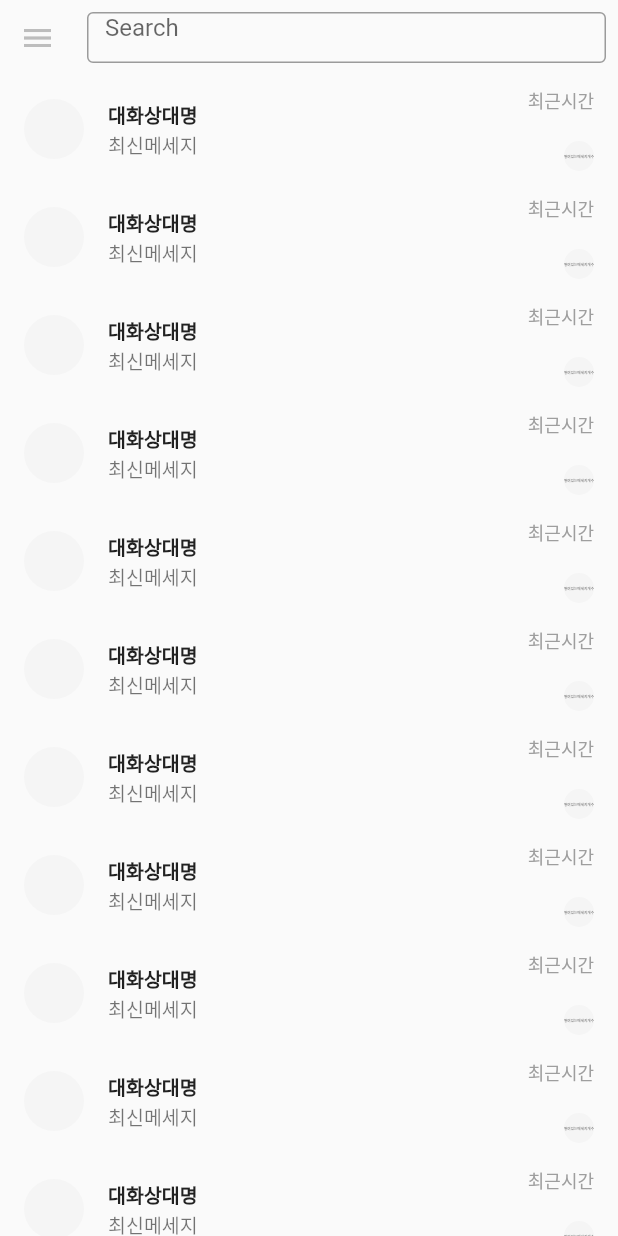
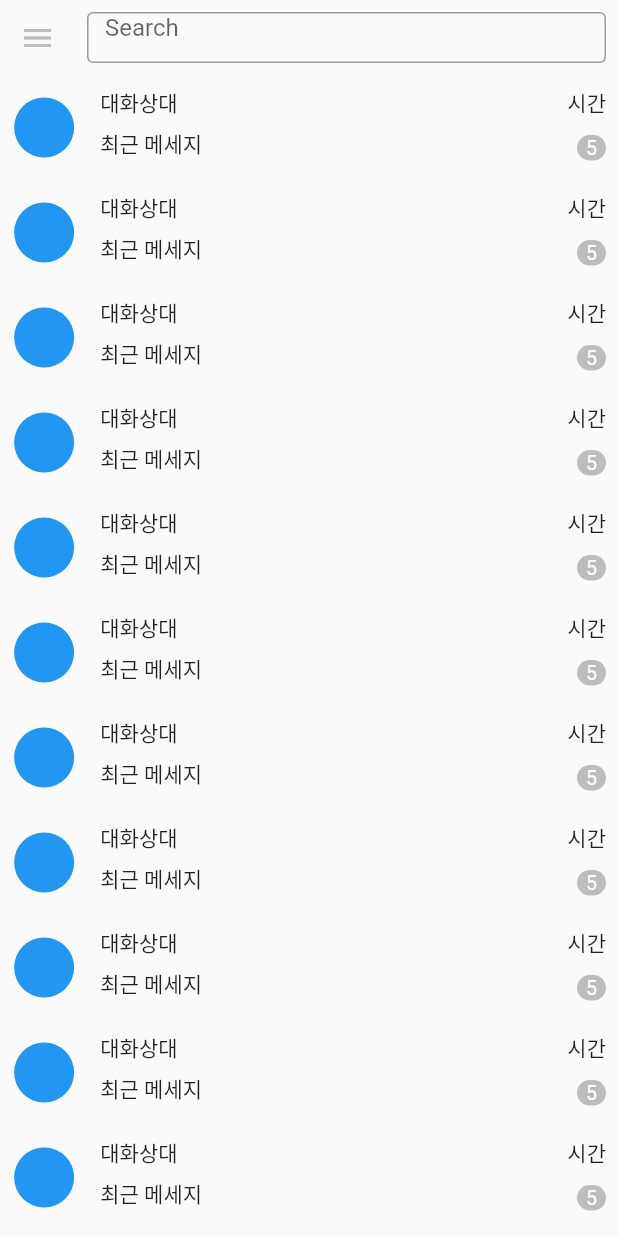
Before and after one commit to kangsudal/kkunglegram, a Flutter app: the LayoutBuilderDesktop screen opened directly, on a phone screen of 412 x 824 dp. Run offline on Flutter 3.47's test engine with Material 2 defaults, Android fonts, the phone set to English and light mode, and no system bars.

Commit message:
Replace InkWell instead of ListTile

```diff
--- a/lib/commonLayout/chatList.dart
+++ b/lib/commonLayout/chatList.dart
@@ -20,40 +20,94 @@ class ChatList extends StatelessWidget {
   }
 
   int _selectedIndex = 0;
+
   Widget itemBuilder(context, index) {
     return GestureDetector(
       onTap: () {
         _selectedIndex = index;
       },
-      child: ListTile(
-        leading: CircleAvatar(),
-        title: Text(
-          "대화상대명",
-          style: TextStyle(fontSize: 13, fontWeight: FontWeight.bold),
-        ),
-        subtitle: Text(
-          "최신메세지",
-          style: TextStyle(fontSize: 13),
-        ),
-        trailing: Column(
-          mainAxisAlignment: MainAxisAlignment.spaceBetween,
-          crossAxisAlignment: CrossAxisAlignment.end,
-          children: const [
-            Text(
-              "최근시간",
-              style: TextStyle(
-                fontSize: 12,
-                color: Colors.grey,
+      child: Ink(
+        height: 70.0,
+        child: InkWell(
+          onTap: () {},
+          child: Row(
+            children: [
+              Expanded(
+                flex: 1,
+                child: Padding(
+                  padding: const EdgeInsets.all(8.0),
+                  child: CircleAvatar(
+                    backgroundColor: Colors.blue,
+                  ),
+                ),
               ),
-            ),
-            CircleAvatar(
-              maxRadius: 10,
-              child: FittedBox(
-                fit: BoxFit.scaleDown,
-                child: Text("쌓여있는메세지개수"),
+              Expanded(
+                flex: 4,
+                child: Padding(
+                  padding: const EdgeInsets.all(8.0),
+                  child: Column(
+                    crossAxisAlignment: CrossAxisAlignment.start,
+                    mainAxisAlignment: MainAxisAlignment.spaceEvenly,
+                    children: [
+                      Expanded(
+                        child: Text(
+                          "대화상대",
+                          maxLines: 1,
+                        ),
+                      ),
+                      Expanded(
+                        child: Text(
+                          "최근 메세지",
+                          maxLines: 1,
+                        ),
+                      ),
+                    ],
+                  ),
+                ),
               ),
-            ),
-          ],
+              Expanded(
+                flex: 2,
+                child: Padding(
+                  padding: const EdgeInsets.all(8.0),
+                  child: Column(
+                    crossAxisAlignment: CrossAxisAlignment.end,
+                    mainAxisAlignment: MainAxisAlignment.spaceEvenly,
+                    children: [
+                      Expanded(
+                        child: Text(
+                          "시간",
+                          maxLines: 1,
+                        ),
+                      ),
+                      Expanded(
+                        child: FittedBox(
+                          fit: BoxFit.scaleDown,
+                          child: Container(
+                            padding: EdgeInsets.symmetric(
+                              vertical: 1,
+                              horizontal: 6,
+                            ),
+                            decoration: BoxDecoration(
+                              borderRadius: BorderRadius.all(
+                                Radius.circular(20),
+                              ),
+                              color: Colors.grey.shade400,
+                            ),
+                            child: Center(
+                                child: Text(
+                              5.toString(),//todo: 진짜값으로 바꾸기
+                              style:
+                                  TextStyle(color: Colors.white, fontSize: 13),
+                            )),
+                          ),
+                        ),
+                      ),
+                    ],
+                  ),
+                ),
+              ),
+            ],
+          ),
         ),
       ),
     );
```
Also changed, not shown: pubspec.lock, 1 other file.
